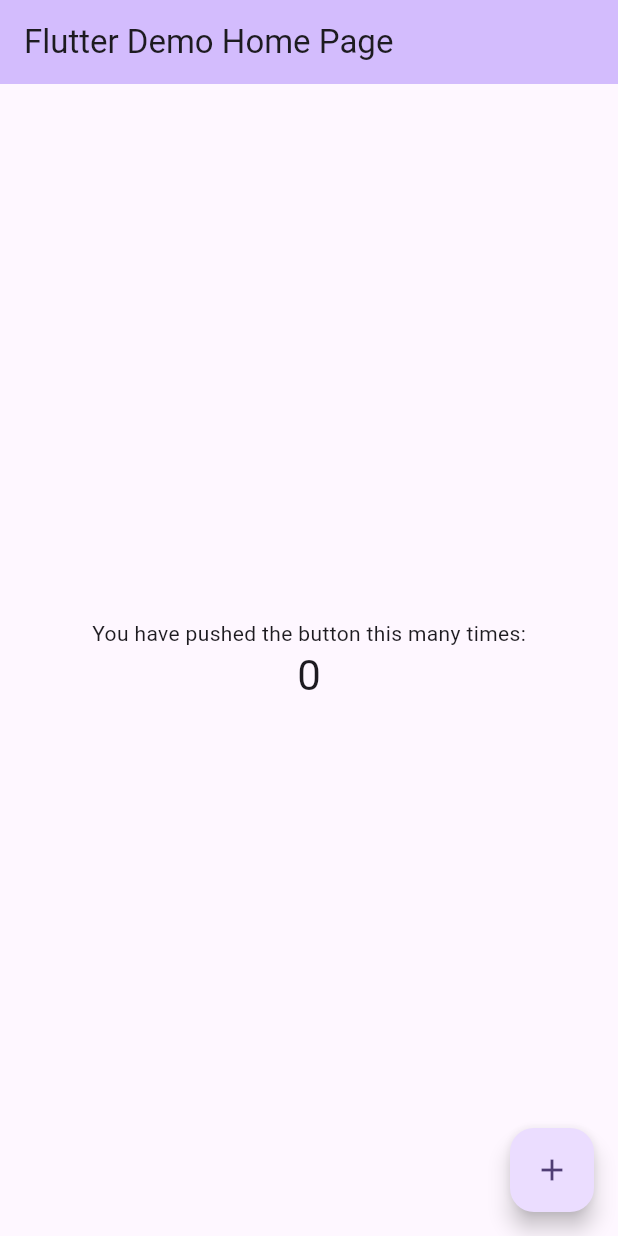
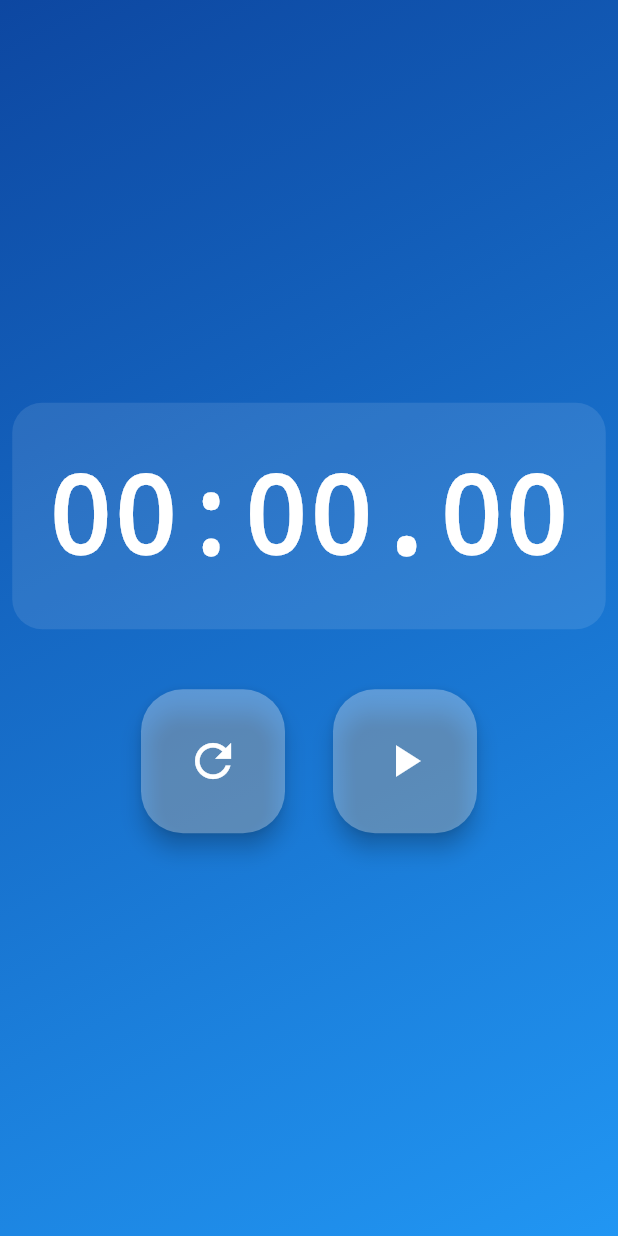
Before and after one commit to cekwedike/timer, a Flutter app: the screen it shows after launch, on a phone screen of 412 x 824 dp. Run offline on Flutter 3.47's test engine with Material 3 defaults, Android fonts, the phone set to English and light mode, and no system bars.

Commit message:
Remove TimerProvider implementation and update dependencies in pubspec files. Introduce TimerScreen with timer display and controls in main.dart.

```diff
--- a/stopwatch_app/lib/main.dart
+++ b/stopwatch_app/lib/main.dart
@@ -1,4 +1,6 @@
 import 'package:flutter/material.dart';
+import 'package:provider/provider.dart';
+import 'providers/timer_provider.dart';
 
 void main() {
   runApp(const MyApp());
@@ -7,116 +9,109 @@ void main() {
 class MyApp extends StatelessWidget {
   const MyApp({super.key});
 
-  // This widget is the root of your application.
   @override
   Widget build(BuildContext context) {
-    return MaterialApp(
-      title: 'Flutter Demo',
-      theme: ThemeData(
-        // This is the theme of your application.
-        //
-        // TRY THIS: Try running your application with "flutter run". You'll see
-        // the application has a purple toolbar. Then, without quitting the app,
-        // try changing the seedColor in the colorScheme below to Colors.green
-        // and then invoke "hot reload" (save your changes or press the "hot
-        // reload" button in a Flutter-supported IDE, or press "r" if you used
-        // the command line to start the app).
-        //
-        // Notice that the counter didn't reset back to zero; the application
-        // state is not lost during the reload. To reset the state, use hot
-        // restart instead.
-        //
-        // This works for code too, not just values: Most code changes can be
-        // tested with just a hot reload.
-        colorScheme: ColorScheme.fromSeed(seedColor: Colors.deepPurple),
+    return ChangeNotifierProvider(
+      create: (_) => TimerProvider(),
+      child: MaterialApp(
+        title: 'Timer App',
+        theme: ThemeData(
+          primarySwatch: Colors.blue,
+          useMaterial3: true,
+        ),
+        home: const TimerScreen(),
       ),
-      home: const MyHomePage(title: 'Flutter Demo Home Page'),
     );
   }
 }
 
-class MyHomePage extends StatefulWidget {
-  const MyHomePage({super.key, required this.title});
-
-  // This widget is the home page of your application. It is stateful, meaning
-  // that it has a State object (defined below) that contains fields that affect
-  // how it looks.
-
-  // This class is the configuration for the state. It holds the values (in this
-  // case the title) provided by the parent (in this case the App widget) and
-  // used by the build method of the State. Fields in a Widget subclass are
-  // always marked "final".
-
-  final String title;
-
-  @override
-  State<MyHomePage> createState() => _MyHomePageState();
-}
-
-class _MyHomePageState extends State<MyHomePage> {
-  int _counter = 0;
-
-  void _incrementCounter() {
-    setState(() {
-      // This call to setState tells the Flutter framework that something has
-      // changed in this State, which causes it to rerun the build method below
-      // so that the display can reflect the updated values. If we changed
-      // _counter without calling setState(), then the build method would not be
-      // called again, and so nothing would appear to happen.
-      _counter++;
-    });
-  }
+class TimerScreen extends StatelessWidget {
+  const TimerScreen({super.key});
 
   @override
   Widget build(BuildContext context) {
-    // This method is rerun every time setState is called, for instance as done
-    // by the _incrementCounter method above.
-    //
-    // The Flutter framework has been optimized to make rerunning build methods
-    // fast, so that you can just rebuild anything that needs updating rather
-    // than having to individually change instances of widgets.
     return Scaffold(
-      appBar: AppBar(
-        // TRY THIS: Try changing the color here to a specific color (to
-        // Colors.amber, perhaps?) and trigger a hot reload to see the AppBar
-        // change color while the other colors stay the same.
-        backgroundColor: Theme.of(context).colorScheme.inversePrimary,
-        // Here we take the value from the MyHomePage object that was created by
-        // the App.build method, and use it to set our appbar title.
-        title: Text(widget.title),
-      ),
-      body: Center(
-        // Center is a layout widget. It takes a single child and positions it
-        // in the middle of the parent.
-        child: Column(
-          // Column is also a layout widget. It takes a list of children and
-          // arranges them vertically. By default, it sizes itself to fit its
-          // children horizontally, and tries to be as tall as its parent.
-          //
-          // Column has various properties to control how it sizes itself and
-          // how it positions its children. Here we use mainAxisAlignment to
-          // center the children vertically; the main axis here is the vertical
-          // axis because Columns are vertical (the cross axis would be
-          // horizontal).
-          //
-          // TRY THIS: Invoke "debug painting" (choose the "Toggle Debug Paint"
-          // action in the IDE, or press "p" in the console), to see the
-          // wireframe for each widget.
-          mainAxisAlignment: MainAxisAlignment.center,
-          children: <Widget>[
-            const Text('You have pushed the button this many times:'),
-            Text(
-              '$_counter',
-              style: Theme.of(context).textTheme.headlineMedium,
-            ),
-          ],
+      body: Container(
+        decoration: BoxDecoration(
+          gradient: LinearGradient(
+            begin: Alignment.topLeft,
+            end: Alignment.bottomRight,
+            colors: [
+              Colors.blue.shade900,
+              Colors.blue.shade500,
+            ],
+          ),
+        ),
+        child: SafeArea(
+          child: Column(
+            mainAxisAlignment: MainAxisAlignment.center,
+            children: [
+              const TimerDisplay(),
+              const SizedBox(height: 40),
+              const TimerControls(),
+            ],
+          ),
         ),
       ),
-      floatingActionButton: FloatingActionButton(
-        onPressed: _incrementCounter,
-        tooltip: 'Increment',
-        child: const Icon(Icons.add),
-      ), // This trailing comma makes auto-formatting nicer for build methods.
     );
   }
 }
+
+class TimerDisplay extends StatelessWidget {
+  const TimerDisplay({super.key});
+
+  @override
+  Widget build(BuildContext context) {
+    return Consumer<TimerProvider>(
+      builder: (context, timer, child) {
+        return Container(
+          padding: const EdgeInsets.all(24),
+          decoration: BoxDecoration(
+            color: Colors.white.withOpacity(0.1),
+            borderRadius: BorderRadius.circular(20),
+          ),
+          child: Text(
+            timer.formattedTime,
+            style: const TextStyle(
+              fontSize: 72,
+              fontWeight: FontWeight.bold,
+              color: Colors.white,
+              fontFamily: 'monospace',
+            ),
+          ),
+        );
+      },
+    );
+  }
+}
+
+class TimerControls extends StatelessWidget {
+  const TimerControls({super.key});
+
+  @override
+  Widget build(BuildContext context) {
+    return Consumer<TimerProvider>(
+      builder: (context, timer, child) {
+        return Row(
+          mainAxisAlignment: MainAxisAlignment.center,
+          children: [
+            FloatingActionButton.large(
+              onPressed: timer.reset,
+              backgroundColor: Colors.white.withOpacity(0.3),
+              child: const Icon(Icons.refresh, color: Colors.white),
+            ),
+            const SizedBox(width: 32),
+            FloatingActionButton.large(
+              onPressed: timer.isRunning ? timer.stop : timer.start,
+              backgroundColor: Colors.white.withOpacity(0.3),
+              child: Icon(
+                timer.isRunning ? Icons.pause : Icons.play_arrow,
+                color: Colors.white,
+              ),
+            ),
+          ],
+        );
+      },
+    );
+  }
+}
--- a/lib/timer_provider.dart
+++ b/stopwatch_app/lib/providers/timer_provider.dart
@@ -1,7 +1,7 @@
 import 'dart:async';
-import 'package:flutter/material.dart';
+import 'package:flutter/foundation.dart';
 
-class TimerProvider extends ChangeNotifier {
+class TimerProvider with ChangeNotifier {
   Duration _duration = Duration.zero;
   bool _isRunning = false;
   Timer? _timer;
```
Also changed, not shown: stopwatch_app/pubspec.yaml (+4 -7 lines), stopwatch_app/pubspec.lock.
